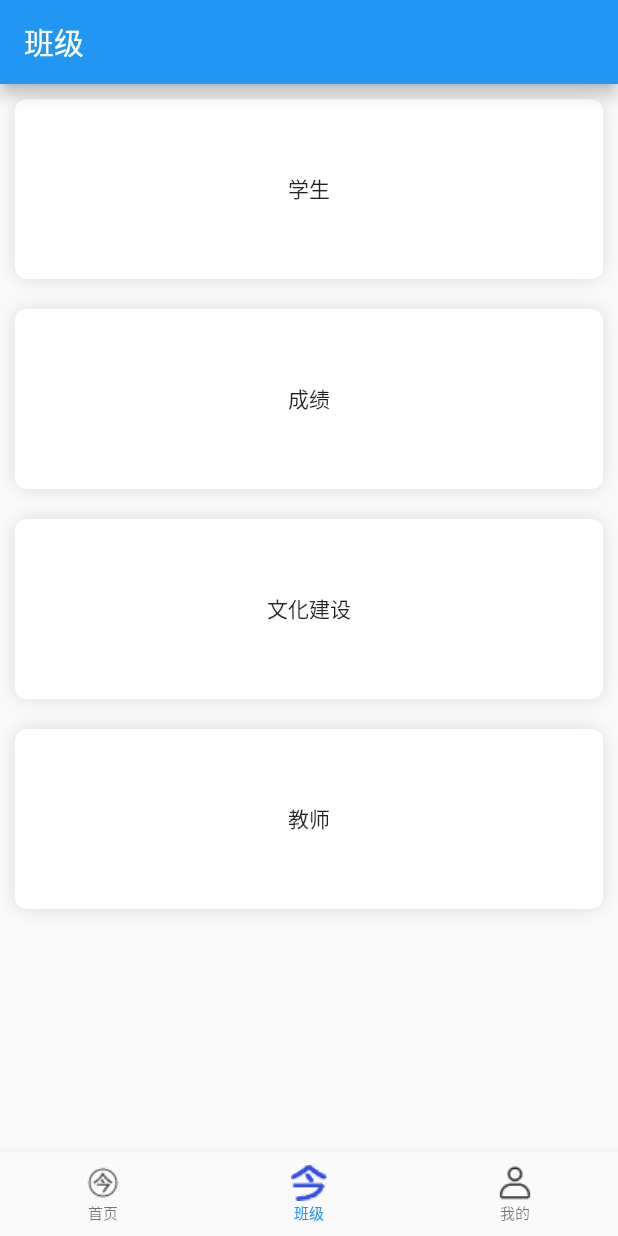
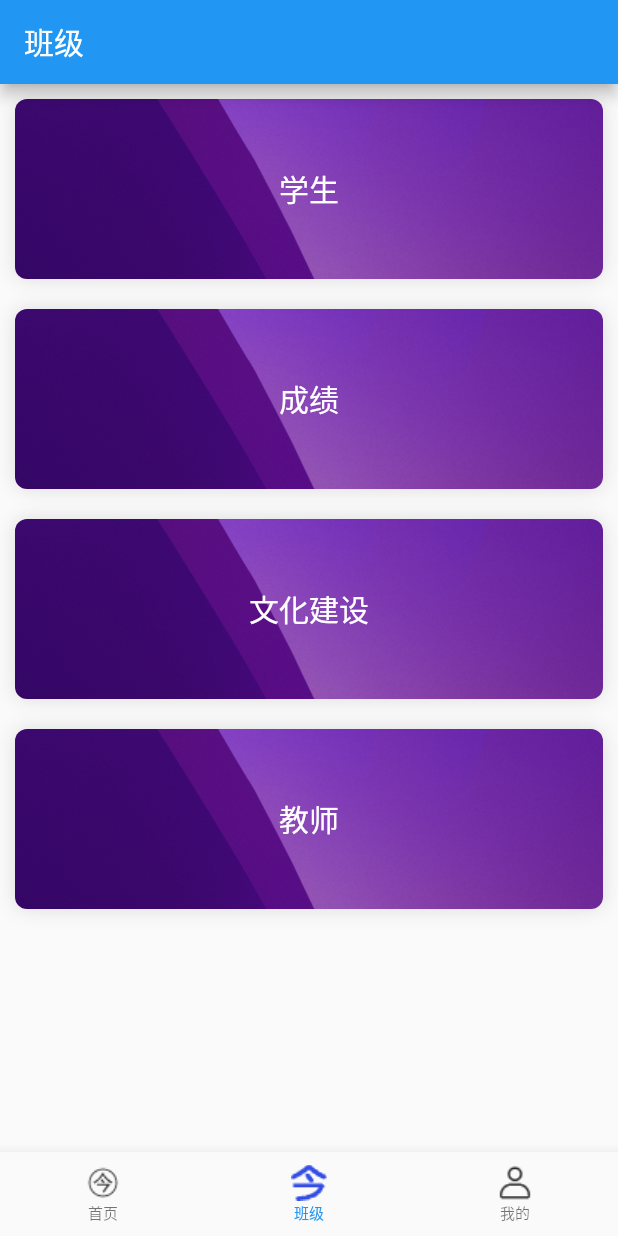
Before and after one commit to GuuHeng/SmartEducation, a Flutter app: the screen it shows after launch, item 2 of the bottom bar chosen, on a phone screen of 412 x 824 dp. Run offline on Flutter 3.47's test engine with Material 2 defaults, Android fonts, the phone set to English and light mode, and no system bars; our stand-ins replace flutter_easyloading, shared_preferences, sqflite, time; missing offline and left inert: dart:ffi; accounts and stored records are empty; generated files the repository leaves out were written again.

Commit message:
pref(班级)：添加卡片背景；

```diff
--- a/lib/pages/class/class_page.dart
+++ b/lib/pages/class/class_page.dart
@@ -38,11 +38,16 @@ class _ClassState extends State<ClassPage> {
                       offset: Offset(0, 0),
                       blurRadius: 10,
                     )
-                  ]),
+                  ],
+                  image: DecorationImage(
+                      image: AssetImage('assets/images/class_bg.png'), fit: BoxFit.cover)),
               child: Stack(
                 children: [
                   Center(
-                    child: Text(channel),
+                    child: Text(
+                      channel,
+                      style: TextStyle(color: Colors.white, fontSize: 20),
+                    ),
                   )
                 ],
               ),
--- a/lib/pages/class/students_page.dart
+++ b/lib/pages/class/students_page.dart
@@ -24,7 +24,7 @@ class _StudentsState extends State<StudentsPage> {
   @override
   Widget build(BuildContext context) {
     return Scaffold(
-      appBar: AppBar(title: Text("学生")),
+      appBar: AppBar(title: Text("学生" + '(' + studentsList.length.toString() + ')')),
       body: GridView.builder(
         padding: EdgeInsets.all(10),
         gridDelegate: SliverGridDelegateWithFixedCrossAxisCount(
@@ -34,8 +34,7 @@ class _StudentsState extends State<StudentsPage> {
           return GestureDetector(
             child: Container(
               decoration: BoxDecoration(
-                  borderRadius: BorderRadius.all(Radius.circular(8)),
-                  color: Colors.blue[100]),
+                  borderRadius: BorderRadius.all(Radius.circular(8)), color: Colors.blue[100]),
               child: Center(child: Text(name)),
             ),
             onTap: () {
```
Also changed, not shown: lib/usercenter/LoginUser.dart (added, +27 -0 lines), lib/usercenter/usercenter.dart (+19 -34 lines), assets/images/class_bg.png (added), lib/usercenter/usercenter.g.dart (deleted), 1 other file.
